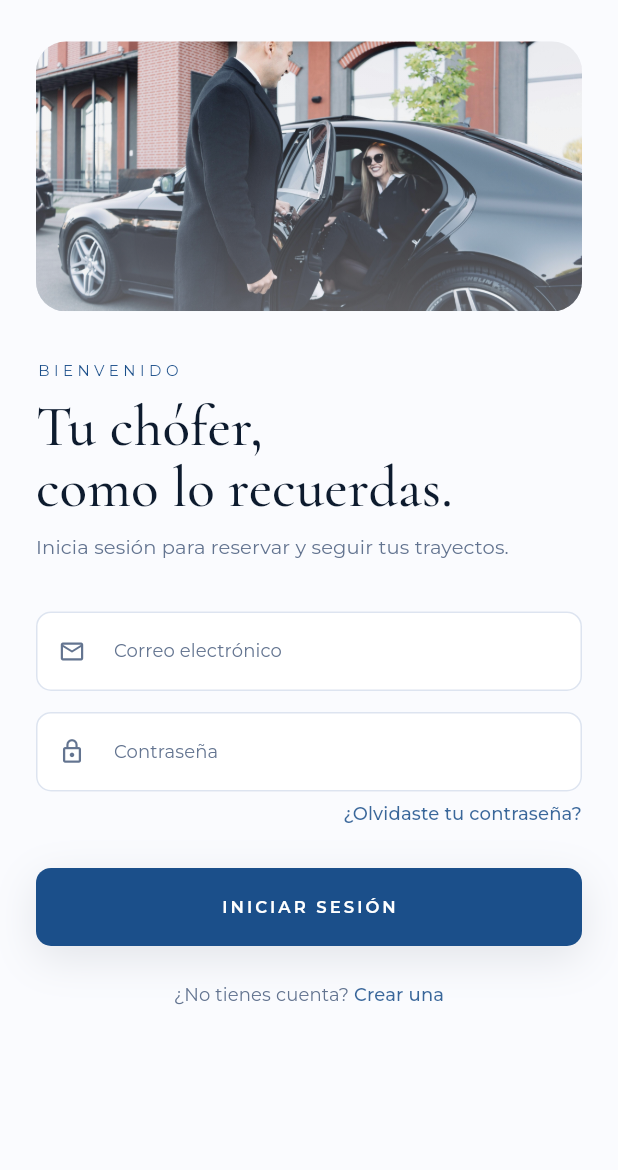
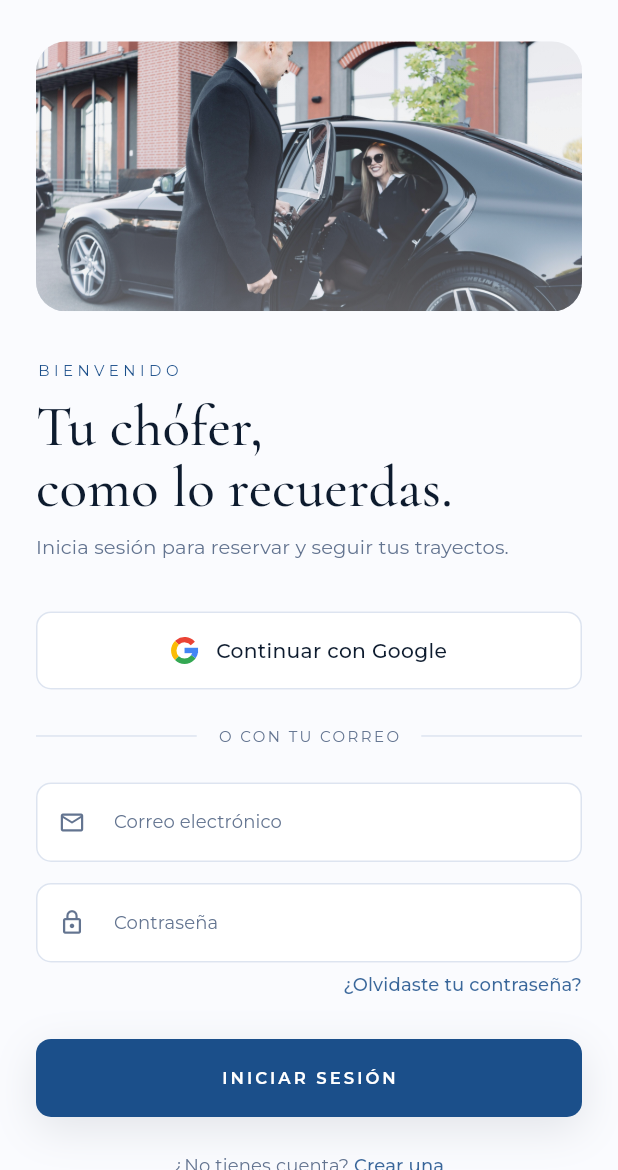
Before and after one commit to SMateo004/luxelane, a Flutter app: the screen it shows after launch, on a phone screen of 412 x 824 dp, the part 66-1236 px from its top. Run offline on Flutter 3.47's test engine with Material 3 defaults, Android fonts, the phone set to English and light mode, and no system bars; our stand-ins replace cloud_firestore, cloud_functions, dartz, equatable, firebase_auth, firebase_core and 12 more; missing offline and left inert: dart:html, dart:js, dart:js_util, firebase_performance, flutter_stripe, map_launcher; accounts and stored records are empty.

Commit message:
feat(auth): inicio de sesión con Google en web y app
- AuthRepository.signInWithGoogle: popup de Firebase en web y selector
  nativo de cuentas (google_sign_in) en Android/iOS. Crea el perfil
  users/{uid} (rol rider) la primera vez; respeta perfiles existentes.
- AuthBloc: GoogleSignInRequested. Cerrar el selector no muestra error
  (AuthCancelledFailure); errores de Firebase traducidos al español.
- Botón "Continuar con Google" en login, registro y en el diálogo de acceso
  al confirmar una reserva, que ahora también se muestra en móvil (antes un
  invitado en móvil no podía confirmar).
- Logout cierra también la sesión de Google en móvil.
- firebase_options: opciones Android/iOS por --dart-define; la app de
  chóferes usaba firebase_config.dart con valores de ejemplo y ahora usa la
  configuración real (se elimina firebase_config.dart).
- CI: pasa FIREBASE_ANDROID_APP_ID y GOOGLE_SERVER_CLIENT_ID a los builds
  Android. DEPLOY.md documenta los pasos en Firebase Console.
- Tests: BLoC (éxito, cancelación, error) y widget del botón.

Co-Authored-By: Claude Opus 5.5 <noreply@anthropic.com>
Claude-Session: https://claude.ai/code/session_019WeFvLefMqrcxiXMKpVamF

```diff
--- a/lib/core/config/env.dart
+++ b/lib/core/config/env.dart
@@ -22,4 +22,14 @@ abstract class AppConfig {
   static bool get enableLogs => isDev;
 
   static const String fcmVapidKey = String.fromEnvironment('FCM_VAPID_KEY');
+
+  /// OAuth *Web* client ID of the Firebase project (Google Cloud Console →
+  /// Credentials → "Web client (auto created by Google Service)").
+  /// Android needs it to obtain the ID token Firebase verifies.
+  static const String googleServerClientId =
+      String.fromEnvironment('GOOGLE_SERVER_CLIENT_ID');
+
+  /// OAuth iOS client ID (from GoogleService-Info.plist → CLIENT_ID).
+  static const String googleIosClientId =
+      String.fromEnvironment('GOOGLE_IOS_CLIENT_ID');
 }
--- a/lib/core/error/failures.dart
+++ b/lib/core/error/failures.dart
@@ -9,6 +9,11 @@ class ServerFailure extends Failure {
 
 class AuthFailure extends Failure {
   const AuthFailure([super.message = 'Authentication error']);
+}
+
+/// The user closed the Google / provider sheet. Not an error to show.
+class AuthCancelledFailure extends AuthFailure {
+  const AuthCancelledFailure([super.message = 'Sign-in cancelled']);
 }
 
 class NetworkFailure extends Failure {
--- a/lib/core/repositories/repositories.dart
+++ b/lib/core/repositories/repositories.dart
@@ -21,6 +21,10 @@ abstract class AuthRepository {
     required String displayName,
     required UserRole role,
   });
+
+  /// Google sign-in (popup on web, native account picker on Android/iOS).
+  /// Creates the Firestore profile on first sign-in.
+  Future<Either<Failure, User>> signInWithGoogle();
 
   Future<Either<Failure, void>> logout();
   Future<Either<Failure, void>> sendVerificationEmail();
--- a/lib/features/auth/presentation/bloc/auth_bloc.dart
+++ b/lib/features/auth/presentation/bloc/auth_bloc.dart
@@ -4,6 +4,7 @@ import 'package:equatable/equatable.dart';
 import 'package:flutter_bloc/flutter_bloc.dart';
 
 import '../../../../core/enums/enums.dart';
+import '../../../../core/error/failures.dart';
 import '../../../../core/models/models.dart';
 import '../../../../core/repositories/repositories.dart';
 
@@ -44,6 +45,10 @@ class RegisterRequested extends AuthEvent {
   final UserRole role;
   @override
   List<Object?> get props => [email, phone, displayName, role];
+}
+
+class GoogleSignInRequested extends AuthEvent {
+  const GoogleSignInRequested();
 }
 
 class LogoutRequested extends AuthEvent {
@@ -121,6 +126,7 @@ class AuthBloc extends Bloc<AuthEvent, AuthState> {
     on<AuthStarted>(_onStarted);
     on<LoginRequested>(_onLogin);
     on<RegisterRequested>(_onRegister);
+    on<GoogleSignInRequested>(_onGoogleSignIn);
     on<LogoutRequested>(_onLogout);
     on<_AuthSignedOut>(_onSignedOut);
     on<VerificationEmailSent>(_onVerificationEmail);
@@ -185,6 +191,20 @@ class AuthBloc extends Bloc<AuthEvent, AuthState> {
     );
   }
 
+  // ── _onGoogleSignIn ────────────────────────────────────────────────────────
+  Future<void> _onGoogleSignIn(
+      GoogleSignInRequested event, Emitter<AuthState> emit) async {
+    emit(const AuthLoading());
+    final result = await _repo.signInWithGoogle();
+    result.fold(
+      // Closing the Google sheet is a choice, not an error: no message.
+      (f) => emit(f is AuthCancelledFailure
+          ? const AuthUnauthenticated()
+          : AuthError(f.message)),
+      (user) => emit(AuthAuthenticated(user)),
+    );
+  }
+
   // ── _onLogout ──────────────────────────────────────────────────────────────
   Future<void> _onLogout(LogoutRequested event, Emitter<AuthState> emit) async {
     // Cancel the watcher so it doesn't double-fire _AuthSignedOut.
--- a/lib/features/auth/presentation/pages/login_page.dart
+++ b/lib/features/auth/presentation/pages/login_page.dart
@@ -5,6 +5,7 @@ import 'package:go_router/go_router.dart';
 import '../../../../app/theme/app_theme.dart';
 import '../../../../core/widgets/components.dart';
 import '../bloc/auth_bloc.dart';
+import '../widgets/google_sign_in_button.dart';
 
 // ── Design tokens (aligned with home_web_page / LD) ─────────────────────────
 const _bg = LuxColors.bg;
@@ -55,7 +56,7 @@ class _LoginPageState extends State<LoginPage> {
           ScaffoldMessenger.of(context).showSnackBar(
             SnackBar(
               content: Text(state.message,
-                  style: const TextStyle(fontFamily: _kSans)),
+                  style: const TextStyle(fontFamily: _kSans, color: _onSph)),
               backgroundColor: LuxColors.error,
             ),
           );
@@ -177,6 +178,10 @@ class _LoginPageState extends State<LoginPage> {
             child: Column(
               crossAxisAlignment: CrossAxisAlignment.start,
               children: [
+                const GoogleSignInButton(),
+                const SizedBox(height: 24),
+                const AuthOrDivider(),
+                const SizedBox(height: 24),
                 _AuthField(
                   label: 'Correo electrónico',
                   controller: _email,
--- /dev/null
+++ b/lib/features/auth/presentation/widgets/google_sign_in_button.dart
@@ -0,0 +1,129 @@
+import 'dart:math' as math;
+
+import 'package:flutter/material.dart';
+import 'package:flutter_bloc/flutter_bloc.dart';
+
+import '../../../../app/theme/app_theme.dart';
+import '../bloc/auth_bloc.dart';
+
+/// "Continuar con Google" — white button with the Google mark, as Google's
+/// branding guidelines ask for on light surfaces. Dispatches
+/// [GoogleSignInRequested]; works on web (popup) and Android/iOS (native).
+class GoogleSignInButton extends StatelessWidget {
+  const GoogleSignInButton({super.key, this.label = 'Continuar con Google'});
+  final String label;
+
+  @override
+  Widget build(BuildContext context) => BlocBuilder<AuthBloc, AuthState>(
+        buildWhen: (a, b) => (a is AuthLoading) != (b is AuthLoading),
+        builder: (context, state) {
+          final loading = state is AuthLoading;
+          return Semantics(
+            button: true,
+            label: label,
+            child: SizedBox(
+              width: double.infinity,
+              height: 52,
+              child: OutlinedButton(
+                onPressed: loading
+                    ? null
+                    : () => context
+                        .read<AuthBloc>()
+                        .add(const GoogleSignInRequested()),
+                style: OutlinedButton.styleFrom(
+                  backgroundColor: LuxColors.surface,
+                  foregroundColor: LuxColors.ink,
+                  disabledForegroundColor: LuxColors.inkTertiary,
+                  side: const BorderSide(color: LuxColors.border),
+                  shape: RoundedRectangleBorder(
+                      borderRadius: BorderRadius.circular(10)),
+                ),
+                child: Row(
+                  mainAxisAlignment: MainAxisAlignment.center,
+                  children: [
+                    const SizedBox(
+                      width: 18,
+                      height: 18,
+                      child: CustomPaint(painter: _GoogleMarkPainter()),
+                    ),
+                    const SizedBox(width: 12),
+                    Text(
+                      label,
+                      style: const TextStyle(
+                        fontFamily: 'Montserrat',
+                        fontSize: 13.5,
+                        fontWeight: FontWeight.w500,
+                        letterSpacing: 0.2,
+                        color: LuxColors.ink,
+                      ),
+                    ),
+                  ],
+                ),
+              ),
+            ),
+          );
+        },
+      );
+}
+
+/// Thin rule with a centred word — separates Google from email sign-in.
+class AuthOrDivider extends StatelessWidget {
+  const AuthOrDivider({super.key, this.label = 'o con tu correo'});
+  final String label;
+
+  @override
+  Widget build(BuildContext context) => Row(
+        children: [
+          const Expanded(child: Divider(color: LuxColors.border)),
+          Padding(
+            padding: const EdgeInsets.symmetric(horizontal: 14),
+            child: Text(
+              label.toUpperCase(),
+              style: LuxTypography.caption
+                  .copyWith(letterSpacing: 1.6, fontSize: 10),
+            ),
+          ),
+          const Expanded(child: Divider(color: LuxColors.border)),
+        ],
+      );
+}
+
+/// The four-colour Google "G", drawn so no image asset is needed.
+class _GoogleMarkPainter extends CustomPainter {
+  const _GoogleMarkPainter();
+
+  static const _blue = Color(0xFF4285F4);
+  static const _green = Color(0xFF34A853);
+  static const _yellow = Color(0xFFFBBC05);
+  static const _red = Color(0xFFEA4335);
+
+  @override
+  void paint(Canvas canvas, Size size) {
+    final s = size.shortestSide;
+    final stroke = s * 0.2;
+    final rect = Rect.fromCircle(
+      center: Offset(size.width / 2, size.height / 2),
+      radius: (s - stroke) / 2,
+    );
+    Paint arc(Color c) => Paint()
+      ..color = c
+      ..style = PaintingStyle.stroke
+      ..strokeWidth = stroke;
+    double deg(double d) => d * math.pi / 180;
+
+    // Angles run clockwise from 3 o'clock; the gap sits at the right.
+    canvas.drawArc(rect, deg(-40), deg(-95), false, arc(_red));
+    canvas.drawArc(rect, deg(-135), deg(-90), false, arc(_yellow));
+    canvas.drawArc(rect, deg(135), deg(-100), false, arc(_green));
+    canvas.drawArc(rect, deg(35), deg(-35), false, arc(_blue));
+    // Crossbar of the G.
+    canvas.drawRect(
+      Rect.fromLTWH(size.width / 2, size.height / 2 - stroke / 2,
+          rect.right - size.width / 2 + stroke / 2, stroke),
+      Paint()..color = _blue,
+    );
+  }
+
+  @override
+  bool shouldRepaint(_GoogleMarkPainter oldDelegate) => false;
+}
--- a/lib/main_driver.dart
+++ b/lib/main_driver.dart
@@ -8,7 +8,7 @@ import 'core/config/env.dart';
 import 'core/di/injection.dart';
 import 'core/services/crash_service.dart';
 import 'core/services/performance_service.dart';
-import 'firebase_config.dart';
+import 'firebase_options.dart';
 
 void main() async {
   WidgetsFlutterBinding.ensureInitialized();
--- a/pubspec.yaml
+++ b/pubspec.yaml
@@ -23,6 +23,7 @@ dependencies:
   # Firebase
   firebase_core: ^3.3.0
   firebase_auth: ^5.1.4
+  google_sign_in: ^6.2.2 # Google sign-in on Android/iOS (web uses Firebase popup)
   cloud_firestore: ^5.2.1
   firebase_messaging: ^15.0.4
   firebase_crashlytics: ^4.0.4
```
Also changed, not shown: lib/features/auth/data/repositories/auth_repository_impl.dart (+130 -1 lines), lib/features/auth/presentation/pages/register_page.dart (+7 -1 lines), lib/features/booking/presentation/pages/booking_screen.dart (+21 -17 lines), lib/firebase_config.dart (deleted, +0 -56 lines), lib/firebase_options.dart, pubspec.lock, 4 other files.
